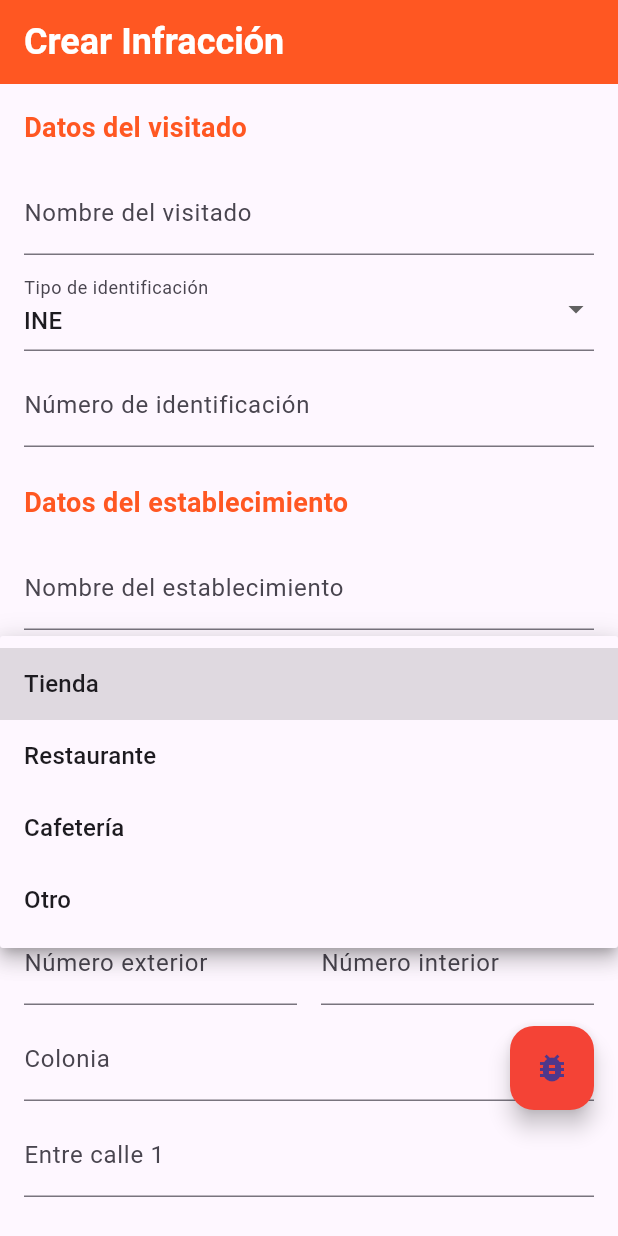
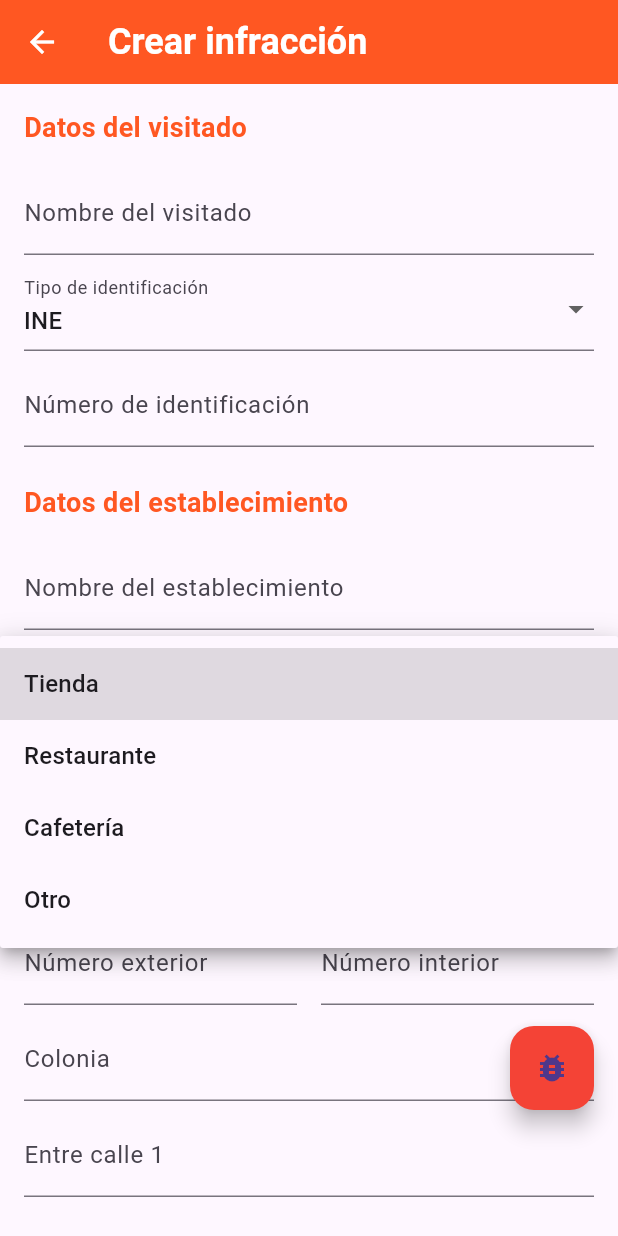
Before and after one commit to Pacush/infractions_inspector, a Flutter app: the CrearInfraccionScreen screen opened directly, after a tap on "Giro", on a phone screen of 412 x 824 dp. Run offline on Flutter 3.47's test engine with Material 3 defaults, Android fonts, the phone set to English and light mode, and no system bars; our stand-ins replace pdf, printing, shared_preferences, sqflite_common_ffi; accounts and stored records are empty.

Commit message:
minor change

```diff
--- /dev/null
+++ b/lib/components/app_bar.dart
@@ -0,0 +1,23 @@
+import 'package:flutter/material.dart';
+
+// Generates a themed AppBar. Pass a BuildContext so callers can provide
+// an optional back button behavior. By default the leading button will
+// call Navigator.pop(context) if `showBack` is true and no `onBack` is
+// provided.
+AppBar generateAppBar(
+  BuildContext context,
+  String screenName, {
+  bool showBack = false,
+  VoidCallback? onBack,
+}) {
+  return AppBar(
+    leading:
+        showBack
+            ? IconButton(
+              icon: const Icon(Icons.arrow_back),
+              onPressed: onBack ?? () => Navigator.of(context).pop(),
+            )
+            : null,
+    title: Text(screenName, style: const TextStyle(fontSize: 24)),
+  );
+}
--- a/lib/screens/crear_infraccion_screen.dart
+++ b/lib/screens/crear_infraccion_screen.dart
@@ -2,8 +2,10 @@ import 'dart:convert';
 
 import 'package:flutter/material.dart';
 import 'package:flutter/services.dart';
-import 'package:infractions_inspector/components/db_controller.dart';
-import 'package:infractions_inspector/components/pdf_generator.dart';
+import 'package:infractions_inspector/components/app_bar.dart';
+import 'package:infractions_inspector/screens/menu_screen.dart';
+import 'package:infractions_inspector/services/db_controller.dart';
+import 'package:infractions_inspector/services/pdf_generator.dart';
 import 'package:shared_preferences/shared_preferences.dart';
 
 class CrearInfraccionScreen extends StatefulWidget {
@@ -17,6 +19,7 @@ class _CrearInfraccionScreenState extends State<CrearInfraccionScreen> {
   final formKey = GlobalKey<FormState>();
   final scrollController = ScrollController();
   bool isSaving = false;
+  bool formLocked = false;
   Map<String, dynamic>? lastSavedInfraccion;
   int? lastSavedInfraccionId;
 
@@ -78,9 +81,11 @@ class _CrearInfraccionScreenState extends State<CrearInfraccionScreen> {
         agentes = loadedAgentes;
       });
     } catch (e) {
-      ScaffoldMessenger.of(
-        context,
-      ).showSnackBar(SnackBar(content: Text('Error cargando datos: $e')));
+      ScaffoldMessenger.of(context).showSnackBar(
+        SnackBar(
+          content: Text('Error cargando datos. Por favor intente más tarde'),
+        ),
+      );
     }
   }
 
@@ -298,6 +303,9 @@ class _CrearInfraccionScreenState extends State<CrearInfraccionScreen> {
       // store last saved data for PDF generation
       lastSavedInfraccionId = id as int? ?? id;
       lastSavedInfraccion = Map<String, dynamic>.from(infraccionData);
+      setState(() {
+        formLocked = true;
+      });
     } catch (e) {
       ScaffoldMessenger.of(
         context,
@@ -377,7 +385,7 @@ class _CrearInfraccionScreenState extends State<CrearInfraccionScreen> {
   Future<void> previewPdf() async {
     final prefs = await SharedPreferences.getInstance();
     final agentIdStr = prefs.getString('loggedUserId');
-    final agentId = int.tryParse(agentIdStr ?? '') ?? 0;
+    final agentId = int.parse(agentIdStr ?? '');
     final folio = await DBController.nextFolioForAgent(agentId);
 
     final data = {
@@ -412,16 +420,15 @@ class _CrearInfraccionScreenState extends State<CrearInfraccionScreen> {
   @override
   Widget build(BuildContext context) {
     return Scaffold(
-      appBar: AppBar(
-        title: Text(
-          'Crear Infracción',
-          style: TextStyle(
-            color: Colors.white,
-            fontSize: 24,
-            fontWeight: FontWeight.bold,
+      appBar: generateAppBar(
+        context,
+        "Crear infracción",
+        showBack: true,
+        onBack:
+            () => Navigator.of(context).pushAndRemoveUntil(
+              MaterialPageRoute(builder: (_) => MenuScreen()),
+              (route) => false,
             ),
-        ),
-        backgroundColor: Color.fromARGB(255, 255, 87, 34),
       ),
       body: Form(
         key: formKey,
@@ -436,6 +443,7 @@ class _CrearInfraccionScreenState extends State<CrearInfraccionScreen> {
               buildSectionTitle('Datos del visitado'),
               TextFormField(
                 controller: nombreVisitadoController,
+                enabled: !formLocked,
                 decoration: InputDecoration(labelText: 'Nombre del visitado'),
                 validator:
                     (value) =>
@@ -453,7 +461,10 @@ class _CrearInfraccionScreenState extends State<CrearInfraccionScreen> {
                     tiposIdentificacion.map((tipo) {
                       return DropdownMenuItem(value: tipo, child: Text(tipo));
                     }).toList(),
-                onChanged: (value) {
+                onChanged:
+                    formLocked
+                        ? null
+                        : (value) {
                           setState(() {
                             tipoIdentificacion = value!;
                           });
@@ -462,6 +473,7 @@ class _CrearInfraccionScreenState extends State<CrearInfraccionScreen> {
               SizedBox(height: 8),
               TextFormField(
                 controller: numIdentificacionController,
+                enabled: !formLocked,
                 decoration: InputDecoration(
                   labelText: 'Número de identificación',
                 ),
@@ -477,6 +489,7 @@ class _CrearInfraccionScreenState extends State<CrearInfraccionScreen> {
               buildSectionTitle('Datos del establecimiento'),
               TextFormField(
                 controller: nombreEstablecimientoController,
+                enabled: !formLocked,
                 decoration: InputDecoration(
                   labelText: 'Nombre del establecimiento',
                 ),
@@ -494,7 +507,10 @@ class _CrearInfraccionScreenState extends State<CrearInfraccionScreen> {
                     giros.map((giro) {
                       return DropdownMenuItem(value: giro, child: Text(giro));
                     }).toList(),
-                onChanged: (value) {
+                onChanged:
+                    formLocked
+                        ? null
+                        : (value) {
                           setState(() {
                             giroSeleccionado = value!;
                           });
@@ -508,6 +524,7 @@ class _CrearInfraccionScreenState extends State<CrearInfraccionScreen> {
                 SizedBox(height: 8),
                 TextFormField(
                   controller: giroOtroController,
+                  enabled: !formLocked,
                   decoration: InputDecoration(labelText: 'Giro (especifique)'),
                   validator: (value) {
                     if (giroSeleccionado == 'Otro' &&
@@ -524,6 +541,7 @@ class _CrearInfraccionScreenState extends State<CrearInfraccionScreen> {
               buildSectionTitle('Domicilio del establecimiento'),
               TextFormField(
                 controller: calleController,
+                enabled: !formLocked,
                 decoration: InputDecoration(labelText: 'Calle'),
                 validator:
                     (value) =>
@@ -537,6 +555,7 @@ class _CrearInfraccionScreenState extends State<CrearInfraccionScreen> {
                   Expanded(
                     child: TextFormField(
                       controller: numExtController,
+                      enabled: !formLocked,
                       decoration: InputDecoration(labelText: 'Número exterior'),
                       validator:
                           (value) =>
@@ -547,6 +566,7 @@ class _CrearInfraccionScreenState extends State<CrearInfraccionScreen> {
                   Expanded(
                     child: TextFormField(
                       controller: numIntController,
+                      enabled: !formLocked,
                       decoration: InputDecoration(labelText: 'Número interior'),
                     ),
                   ),
@@ -555,6 +575,7 @@ class _CrearInfraccionScreenState extends State<CrearInfraccionScreen> {
               SizedBox(height: 8),
               TextFormField(
                 controller: coloniaController,
+                enabled: !formLocked,
                 decoration: InputDecoration(labelText: 'Colonia'),
                 validator:
                     (value) =>
@@ -565,6 +586,7 @@ class _CrearInfraccionScreenState extends State<CrearInfraccionScreen> {
               SizedBox(height: 8),
               TextFormField(
                 controller: entrecalle1Controller,
+                enabled: !formLocked,
                 decoration: InputDecoration(labelText: 'Entre calle 1'),
                 validator:
                     (value) =>
@@ -575,6 +597,7 @@ class _CrearInfraccionScreenState extends State<CrearInfraccionScreen> {
               SizedBox(height: 8),
               TextFormField(
                 controller: entrecalle2Controller,
+                enabled: !formLocked,
                 decoration: InputDecoration(labelText: 'Entre calle 2'),
                 validator:
                     (value) =>
@@ -601,7 +624,10 @@ class _CrearInfraccionScreenState extends State<CrearInfraccionScreen> {
                         ),
                       ),
                       GestureDetector(
-                        onTap: () async {
+                        onTap:
+                            formLocked
+                                ? null
+                                : () async {
                                   await showReglamentosSelector();
                                   // after selector updates, revalidate this field
                                   state.validate();
@@ -686,7 +712,10 @@ class _CrearInfraccionScreenState extends State<CrearInfraccionScreen> {
                         ),
                       ),
                       GestureDetector(
-                        onTap: () async {
+                        onTap:
+                            formLocked
+                                ? null
+                                : () async {
                                   await showConceptosSelector();
                                   state.validate();
                                 },
@@ -773,7 +802,10 @@ class _CrearInfraccionScreenState extends State<CrearInfraccionScreen> {
                   labelText: 'Testigo 1',
                   suffixIcon: IconButton(
                     icon: Icon(Icons.person_search),
-                    onPressed: () {
+                    onPressed:
+                        formLocked
+                            ? null
+                            : () {
                               showAgentSelector(testigo1Controller);
                             },
                   ),
@@ -791,7 +823,10 @@ class _CrearInfraccionScreenState extends State<CrearInfraccionScreen> {
                   labelText: 'Testigo 2',
                   suffixIcon: IconButton(
                     icon: Icon(Icons.person_search),
-                    onPressed: () {
+                    onPressed:
+                        formLocked
+                            ? null
+                            : () {
                               showAgentSelector(testigo2Controller);
                             },
                   ),
@@ -812,7 +847,7 @@ class _CrearInfraccionScreenState extends State<CrearInfraccionScreen> {
                       child: ElevatedButton.icon(
                         icon: Icon(Icons.preview),
                         label: Text('Vista Previa'),
-                        onPressed: isSaving ? null : previewPdf,
+                        onPressed: (isSaving || formLocked) ? null : previewPdf,
                       ),
                     ),
 
@@ -821,7 +856,8 @@ class _CrearInfraccionScreenState extends State<CrearInfraccionScreen> {
                       child: ElevatedButton.icon(
                         icon: Icon(Icons.save),
                         label: Text(isSaving ? 'Guardando...' : 'Guardar'),
-                        onPressed: isSaving ? null : guardarInfraccion,
+                        onPressed:
+                            (isSaving || formLocked) ? null : guardarInfraccion,
                       ),
                     ),
                   ],
@@ -841,6 +877,17 @@ class _CrearInfraccionScreenState extends State<CrearInfraccionScreen> {
                     ),
                   ],
                 ],
+              ),
+              SizedBox(height: 12),
+              ElevatedButton.icon(
+                icon: Icon(Icons.home),
+                label: Text('Volver al menú'),
+                onPressed: () {
+                  Navigator.of(context).pushAndRemoveUntil(
+                    MaterialPageRoute(builder: (_) => MenuScreen()),
+                    (route) => false,
+                  );
+                },
               ),
             ],
           ),
--- a/lib/screens/login_screen.dart
+++ b/lib/screens/login_screen.dart
@@ -1,5 +1,5 @@
 import 'package:flutter/material.dart';
-import 'package:infractions_inspector/components/db_controller.dart';
+import 'package:infractions_inspector/services/db_controller.dart';
 import 'package:shared_preferences/shared_preferences.dart';
 
 import 'menu_screen.dart';
--- a/lib/components/db_controller.dart
+++ b/lib/services/db_controller.dart
@@ -84,8 +84,7 @@ class DBController {
         FOREIGN KEY (agent_id) REFERENCES Agents(id) ON DELETE CASCADE
       )
     ''');
-
-    //establishment_address: {calle: a, ext_num: a, interior_num: a, colonia: a, entrecalle1: a, entrecalle2: a}
+    // Formato establishment_address: {calle: a, ext_num: a, interior_num: a, colonia: a, entrecalle1: a, entrecalle2: a}
 
     // Relleno de datos
 
@@ -106,31 +105,6 @@ class DBController {
     for (var concepto in conceptos) {
       await db.insert('Concepts', concepto);
     }
-
-    final sampleAddress = {
-      'calle': 'Paraiso',
-      'ext_num': 95,
-      'interior_num': 5,
-      'colonia': 'Santa Cruz',
-      'entrecalle1': 'Napoles',
-      'entrecalle2': 'Bucalemu',
-    };
-
-    await db.insert('Infractions', {
-      'visitado_name': 'José Sánchez',
-      'visitado_identification': 'INE',
-      'num_identificacion': '1234ADSF',
-      'establishment_name': 'SuSuper',
-      'establishment_business': 'Venta de Abarrotes',
-      'establishment_address': jsonEncode(sampleAddress),
-      'reglamento': jsonEncode(["12", "15"]),
-      'concept_ids': jsonEncode([1]),
-      'testigo1': 'Juan Pérez',
-      'testigo2': 'María García',
-      'agent_id': 1,
-      'timestamp': DateTime.now().toIso8601String(),
-      'folio': 1,
-    });
   }
 
   /// Busca una jefatura por el id.
--- a/lib/components/pdf_generator.dart
+++ b/lib/services/pdf_generator.dart
@@ -2,7 +2,7 @@ import 'dart:convert';
 
 import 'package:flutter/material.dart';
 import 'package:flutter/services.dart';
-import 'package:infractions_inspector/components/db_controller.dart';
+import 'package:infractions_inspector/services/db_controller.dart';
 import 'package:pdf/pdf.dart';
 import 'package:pdf/widgets.dart' as pw;
 import 'package:printing/printing.dart';
```
Also changed, not shown: lib/main.dart (+15 -1 lines), lib/screens/consultar_infracciones_screen.dart (added, +190 -0 lines), lib/screens/menu_screen.dart (+11 -16 lines), 1 other file. Lines whose indentation alone changed are shown as unchanged.
